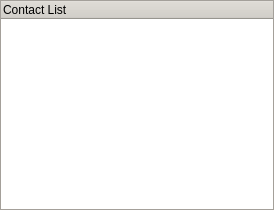
Old version of the form wengophone/src/presentation/qt/contactlist/ContactList.ui in the repository tkrotoff/WengoPhone.
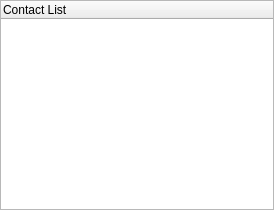
New version of the form.

Commit message: - CContactList thread model fixed - QtSimpleIMAccountManager now complete - Minor modifications

What changed in the file:
```diff
--- a/wengophone/src/presentation/qt/contactlist/ContactList.ui
+++ b/wengophone/src/presentation/qt/contactlist/ContactList.ui
@@ -21,274 +21,6 @@
    </property>
    <item row="0" column="0" >
     <widget class="QTreeWidget" name="treeWidget" >
-     <property name="palette" >
-      <palette>
-       <active>
-        <color>
-         <red>0</red>
-         <green>0</green>
-         <blue>0</blue>
-        </color>
-        <color>
-         <red>212</red>
-         <green>208</green>
-         <blue>200</blue>
-        </color>
-        <color>
-         <red>255</red>
-         <green>255</green>
-         <blue>255</blue>
-        </color>
-        <color>
-         <red>76</red>
-         <green>105</green>
-         <blue>234</blue>
-        </color>
-        <color>
-         <red>128</red>
-         <green>128</green>
-         <blue>128</blue>
-        </color>
-        <color>
-         <red>141</red>
-         <green>139</green>
-         <blue>133</blue>
-        </color>
-        <color>
-         <red>0</red>
-         <green>0</green>
-         <blue>0</blue>
-        </color>
-        <color>
-         <red>255</red>
-         <green>255</green>
-         <blue>255</blue>
-        </color>
-        <color>
-         <red>0</red>
-         <green>0</green>
-         <blue>0</blue>
-        </color>
-        <color>
-         <red>255</red>
-         <green>255</green>
-         <blue>255</blue>
-        </color>
-        <color>
-         <red>212</red>
-         <green>208</green>
-         <blue>200</blue>
-        </color>
-        <color>
-         <red>64</red>
-         <green>64</green>
-         <blue>64</blue>
-        </color>
-        <color>
-         <red>85</red>
-         <green>170</green>
-         <blue>255</blue>
-        </color>
-        <color>
-         <red>255</red>
-         <green>255</green>
-         <blue>255</blue>
-        </color>
-        <color>
-         <red>0</red>
-         <green>0</green>
-         <blue>255</blue>
-        </color>
-        <color>
-         <red>255</red>
-         <green>0</green>
-         <blue>255</blue>
-        </color>
-        <color>
-         <red>235</red>
-         <green>235</green>
-         <blue>235</blue>
-        </color>
-       </active>
-       <inactive>
-        <color>
-         <red>0</red>
-         <green>0</green>
-         <blue>0</blue>
-        </color>
-        <color>
-         <red>212</red>
-         <green>208</green>
-         <blue>200</blue>
-        </color>
-        <color>
-         <red>255</red>
-         <green>255</green>
-         <blue>255</blue>
-        </color>
-        <color>
-         <red>76</red>
-         <green>105</green>
-         <blue>234</blue>
-        </color>
-        <color>
-         <red>128</red>
-         <green>128</green>
-         <blue>128</blue>
-        </color>
-        <color>
-         <red>141</red>
-         <green>139</green>
-         <blue>133</blue>
-        </color>
-        <color>
-         <red>0</red>
-         <green>0</green>
-         <blue>0</blue>
-        </color>
-        <color>
-         <red>255</red>
-         <green>255</green>
-         <blue>255</blue>
-        </color>
-        <color>
-         <red>0</red>
-         <green>0</green>
-         <blue>0</blue>
-        </color>
-        <color>
-         <red>255</red>
-         <green>255</green>
-         <blue>255</blue>
-        </color>
-        <color>
-         <red>212</red>
-         <green>208</green>
-         <blue>200</blue>
-        </color>
-        <color>
-         <red>64</red>
-         <green>64</green>
-         <blue>64</blue>
-        </color>
-        <color>
-         <red>85</red>
-         <green>170</green>
-         <blue>255</blue>
-        </color>
-        <color>
-         <red>0</red>
-         <green>0</green>
-         <blue>0</blue>
-        </color>
-        <color>
-         <red>0</red>
-         <green>0</green>
-         <blue>255</blue>
-        </color>
-        <color>
-         <red>255</red>
-         <green>0</green>
-         <blue>255</blue>
-        </color>
-        <color>
-         <red>235</red>
-         <green>235</green>
-         <blue>235</blue>
-        </color>
-       </inactive>
-       <disabled>
-        <color>
-         <red>106</red>
-         <green>104</green>
-         <blue>100</blue>
-        </color>
-        <color>
-         <red>212</red>
-         <green>208</green>
-         <blue>200</blue>
-        </color>
-        <color>
-         <red>255</red>
-         <green>255</green>
-         <blue>255</blue>
-        </color>
-        <color>
-         <red>76</red>
-         <green>105</green>
-         <blue>234</blue>
-        </color>
-        <color>
-         <red>128</red>
-         <green>128</green>
-         <blue>128</blue>
-        </color>
-        <color>
-         <red>141</red>
-         <green>139</green>
-         <blue>133</blue>
-        </color>
-        <color>
-         <red>106</red>
-         <green>104</green>
-         <blue>100</blue>
-        </color>
-        <color>
-         <red>255</red>
-         <green>255</green>
-         <blue>255</blue>
-        </color>
-        <color>
-         <red>106</red>
-         <green>104</green>
-         <blue>100</blue>
-        </color>
-        <color>
-         <red>212</red>
-         <green>208</green>
-         <blue>200</blue>
-        </color>
-        <color>
-         <red>212</red>
-         <green>208</green>
-         <blue>200</blue>
-        </color>
-        <color>
-         <red>0</red>
-         <green>0</green>
-         <blue>0</blue>
-        </color>
-        <color>
-         <red>71</red>
-         <green>142</green>
-         <blue>213</blue>
-        </color>
-        <color>
-         <red>255</red>
-         <green>255</green>
-         <blue>255</blue>
-        </color>
-        <color>
-         <red>0</red>
-         <green>0</green>
-         <blue>255</blue>
-        </color>
-        <color>
-         <red>255</red>
-         <green>0</green>
-         <blue>255</blue>
-        </color>
-        <color>
-         <red>235</red>
-         <green>235</green>
-         <blue>235</blue>
-        </color>
-       </disabled>
-      </palette>
-     </property>
-     <property name="cursor" >
-      <cursor>0</cursor>
-     </property>
      <property name="acceptDrops" >
       <bool>true</bool>
      </property>
@@ -301,9 +33,6 @@
      <property name="dragEnabled" >
       <bool>true</bool>
      </property>
-     <property name="alternatingRowColors" >
-      <bool>false</bool>
-     </property>
      <property name="selectionMode" >
       <enum>QAbstractItemView::ExtendedSelection</enum>
      </property>
```
The commit also changes 18 other files.
